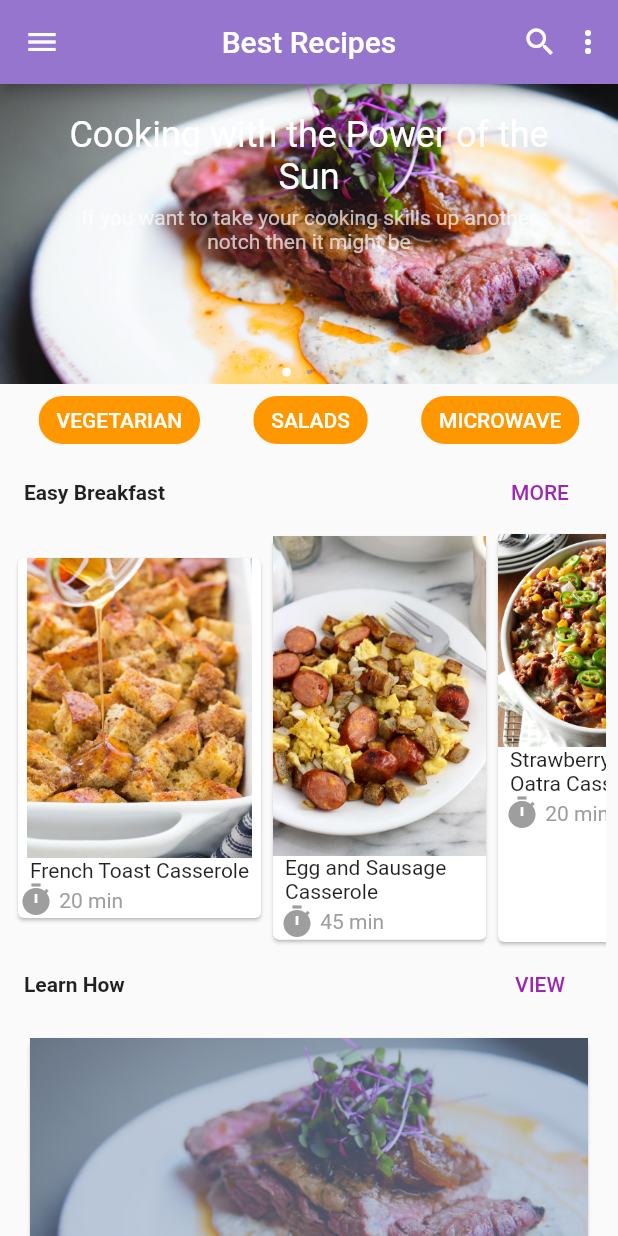
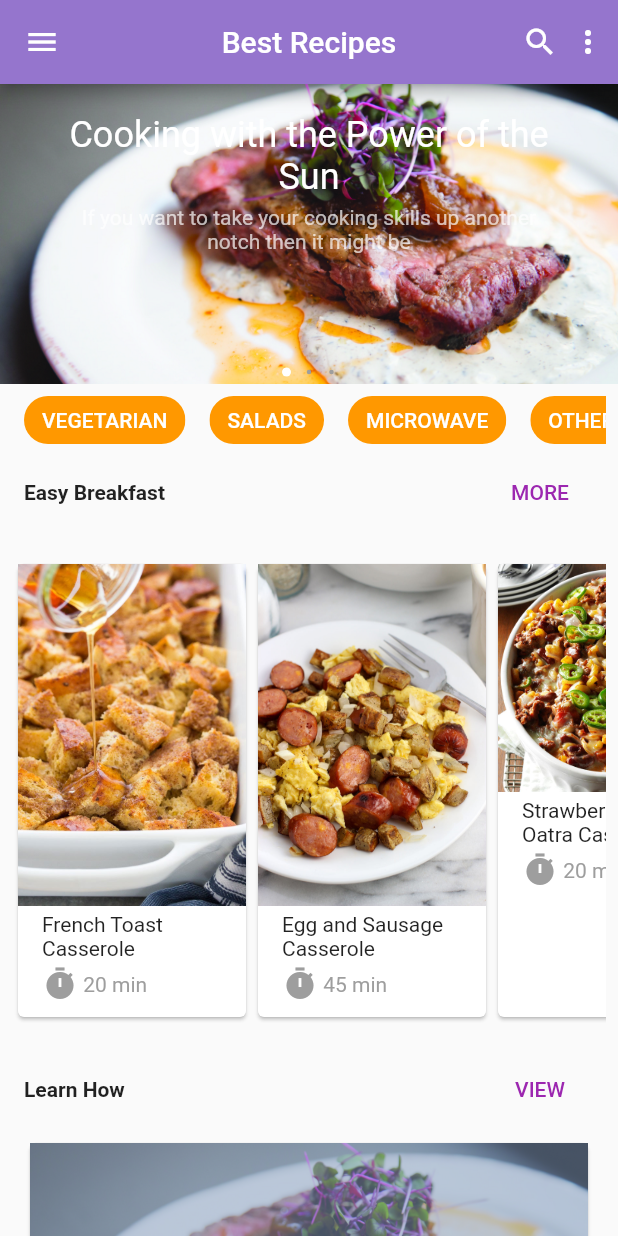
Before and after one commit to Winstheru/Flutter-Best-Recipes, a Flutter app: the screen it shows after launch, on a phone screen of 412 x 824 dp. Run offline on Flutter 3.47's test engine with Material 2 defaults, Android fonts, the phone set to English and light mode, and no system bars; drawn by our look-alikes of carousel_pro; our stand-ins replace font_awesome_flutter.

Commit message:
working album

```diff
--- /dev/null
+++ b/lib/Components/AlbumCard.dart
@@ -0,0 +1,35 @@
+import 'package:flutter/material.dart';
+
+class AlbumCard extends StatelessWidget {
+  @override
+  Widget build(BuildContext context) {
+    return Container(
+      width: 200,
+      child:
+      Card(
+        child: Row(
+          children: <Widget>[
+            Flexible(
+              flex: 2,
+              child: Image.asset('assets/casserol.jpg'),
+            ),
+            Column(
+              children: <Widget>[
+                Flexible(
+                  flex: 1,
+                  fit: FlexFit.loose,
+                  child: Image.asset('assets/egg sausage.jpg'),
+                ),
+                Flexible(
+                  flex: 1,
+                  fit: FlexFit.loose,
+                  child: Image.asset('assets/french toast.jpg'),
+                ),
+              ],
+            )
+          ],
+        )
+      ),
+    );
+  }
+}
--- /dev/null
+++ b/lib/Components/MenuCard.dart
@@ -0,0 +1,48 @@
+import 'package:flutter/material.dart';
+
+class MenuCard extends StatelessWidget {
+  MenuCard(
+      {Key key,
+      @required this.image,
+      @required this.title,
+      @required this.time})
+      : super(key: key);
+  final image;
+  final String title;
+  final time;
+
+  @override
+  Widget build(BuildContext context) {
+    return Container(
+      width: 160,
+      child: Card(
+        child: Wrap(
+          children: <Widget>[
+            Image.asset(
+              image,
+              fit: BoxFit.cover,
+            ),
+            ListTile(
+              title: Text(title, style: TextStyle(fontSize: 14),),
+              subtitle: Row(
+                children: <Widget>[
+                  Icon(
+                    Icons.timer,
+                    color: Colors.grey,
+                  ),
+                  Padding(
+                    padding: const EdgeInsets.symmetric(vertical: 8.0),
+                    child: Text(
+                      " " + time,
+                      style: TextStyle(color: Colors.grey),
+                    ),
+                  )
+                ],
+              ),
+            )
+          ],
+        ),
+      ),
+    );
+  }
+}
--- a/lib/main.dart
+++ b/lib/main.dart
@@ -1,3 +1,5 @@
+import 'package:cooking_recipes/Components/AlbumCard.dart';
+import 'package:cooking_recipes/Components/MenuCard.dart';
 import 'package:flutter/material.dart';
 import 'package:font_awesome_flutter/font_awesome_flutter.dart';
 import 'package:cooking_recipes/Components/components.dart';
@@ -168,13 +170,15 @@ class _BestRecipesHomeState extends State<BestRecipesHome> {
             padding: const EdgeInsets.symmetric(horizontal: 8.0),
             child: Column(
               children: <Widget>[
-                Row(
-                    mainAxisAlignment: MainAxisAlignment.spaceAround,
-                    children: <Widget>[
-                      TypeChip(label: "VEGETARIAN"),
-                      TypeChip(label: "SALADS"),
-                      TypeChip(label: "MICROWAVE"),
-                    ]),
+                SingleChildScrollView(
+                  scrollDirection: Axis.horizontal,
+                  child: Row(children: <Widget>[
+                    TypeChip(label: "VEGETARIAN"),
+                    TypeChip(label: "SALADS"),
+                    TypeChip(label: "MICROWAVE"),
+                    TypeChip(label: "OTHERS"),
+                  ]),
+                ),
                 Row(
                   mainAxisAlignment: MainAxisAlignment.spaceBetween,
                   children: <Widget>[
@@ -190,136 +194,27 @@ class _BestRecipesHomeState extends State<BestRecipesHome> {
                     )
                   ],
                 ),
-                SingleChildScrollView(
-                  scrollDirection: Axis.horizontal,
-                  child: Row(
+                Container(
+                  margin: EdgeInsets.symmetric(vertical: 20),
+                  width: size.width,
+                  height: 310,
+                  child: ListView(
+                    scrollDirection: Axis.horizontal,
                     children: <Widget>[
-                      Card(
-                        child: Column(
-                          children: <Widget>[
-                            Container(
-                              width: 150,
-                              height: 200,
-                              child: Image.asset(
-                                "assets/french toast.jpg",
-                                fit: BoxFit.fitWidth,
-                              ),
-                            ),
-                            Column(
-                              crossAxisAlignment: CrossAxisAlignment.start,
-                              children: <Widget>[
-                                Container(
-                                  margin: const EdgeInsets.symmetric(
-                                      horizontal: 8.0),
-                                  child: Text(
-                                    "French Toast Casserole",
-                                  ),
-                                ),
-                                Row(
-                                  children: <Widget>[
-                                    Icon(
-                                      Icons.timer,
-                                      color: Colors.grey,
-                                    ),
-                                    Text(
-                                      " 20 min",
-                                      style: TextStyle(color: Colors.grey),
-                                    )
-                                  ],
-                                )
-                              ],
-                            )
-                          ],
-                        ),
+                      MenuCard(
+                        image: "assets/french toast.jpg",
+                        title: "French Toast Casserole",
+                        time: "20 min",
                       ),
-                      Container(
-                        width: 150,
-                        child: Card(
-                          child: Column(
-                            children: <Widget>[
-                              Container(
-                                child: Image.asset(
-                                  "assets/egg sausage.jpg",
-                                  fit: BoxFit.cover,
-                                ),
-                              ),
-                              Column(
-                                crossAxisAlignment: CrossAxisAlignment.start,
-                                children: <Widget>[
-                                  Container(
-                                    // color: Colors.green,
-                                    padding:
-                                        EdgeInsets.symmetric(horizontal: 8),
-                                    child: Text(
-                                      "Egg and Sausage Casserole",
-                                    ),
-                                  ),
-                                  Row(
-                                    children: <Widget>[
-                                      Padding(
-                                        padding:
-                                            const EdgeInsets.only(left: 4.0),
-                                        child: Icon(
-                                          Icons.timer,
-                                          color: Colors.grey,
-                                        ),
-                                      ),
-                                      Text(
-                                        " 45 min",
-                                        style: TextStyle(color: Colors.grey),
-                                      )
-                                    ],
-                                  )
-                                ],
-                              )
-                            ],
-                          ),
-                        ),
+                      MenuCard(
+                        image: "assets/egg sausage.jpg",
+                        title: "Egg and Sausage Casserole",
+                        time: "45 min",
                       ),
-                      Container(
-                        width: 150,
-                        height: 280,
-                        child: Card(
-                          child: Column(
-                            children: <Widget>[
-                              Container(
-                                child: Image.asset(
-                                  "assets/casserol.jpg",
-                                  fit: BoxFit.cover,
-                                ),
-                              ),
-                              Column(
-                                crossAxisAlignment: CrossAxisAlignment.start,
-                                children: <Widget>[
-                                  Container(
-                                    // color: Colors.green,
-                                    padding:
-                                        EdgeInsets.symmetric(horizontal: 8),
-                                    child: Text(
-                                      "Strawberry and Oatra Casserole",
-                                    ),
-                                  ),
-                                  Row(
-                                    children: <Widget>[
-                                      Padding(
-                                        padding:
-                                            const EdgeInsets.only(left: 4.0),
-                                        child: Icon(
-                                          Icons.timer,
-                                          color: Colors.grey,
-                                        ),
-                                      ),
-                                      Text(
-                                        " 20 min",
-                                        style: TextStyle(color: Colors.grey),
-                                      )
-                                    ],
-                                  )
-                                ],
-                              )
-                            ],
-                          ),
-                        ),
+                      MenuCard(
+                        image: "assets/casserol.jpg",
+                        title: "Strawberry and Oatra Casserole",
+                        time: "20 min",
                       ),
                     ],
                   ),
@@ -427,6 +322,34 @@ class _BestRecipesHomeState extends State<BestRecipesHome> {
                     ),
                   ],
                 ),
+                Container(
+                  height: 200,
+                  color: Colors.green,
+                  child: ListView(
+                    scrollDirection: Axis.horizontal,
+                    children: <Widget>[
+                      Stack(
+                        children: <Widget>[
+                          AlbumCard(),
+                          Align(alignment: Alignment.bottomLeft,
+                                                      child: Container(
+                              color: Colors.black38,
+                              child: Padding(
+                                padding: const EdgeInsets.all(8.0),
+                                child: Row(
+                                  children: <Widget>[
+                                    Icon(Icons.photo_library, color: Colors.white,),
+                                    Text("12", style: TextStyle(color: Colors.white),)
+                                  ],
+                                ),
+                              ),
+                            ),
+                          )
+                        ],
+                      )
+                    ],
+                  ),
+                )
               ],
             ),
           ),
```
Also changed, not shown: 1 other file.
